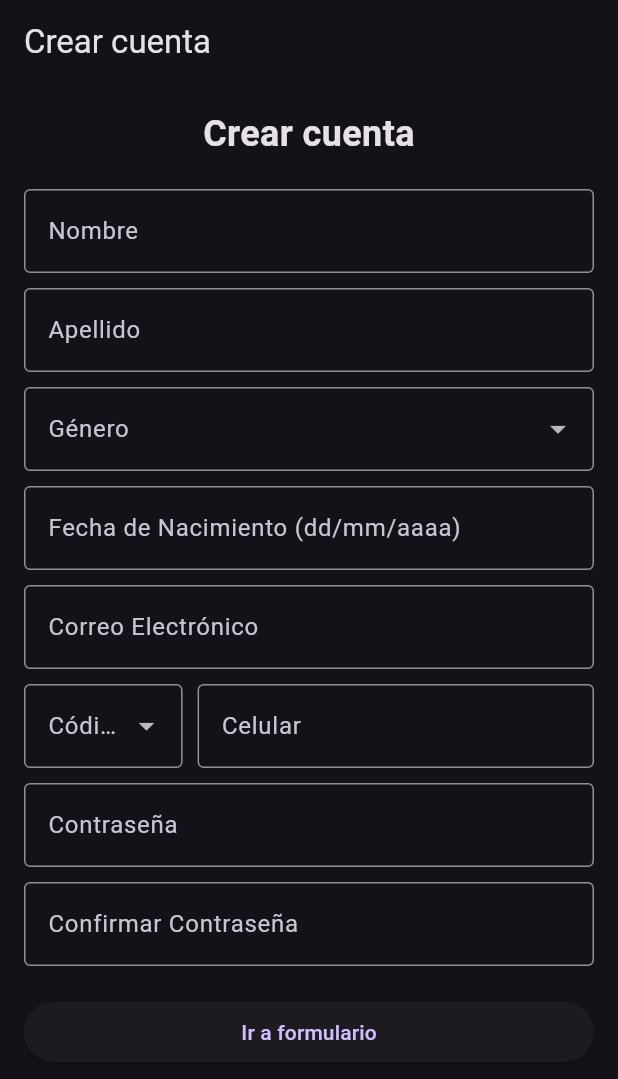
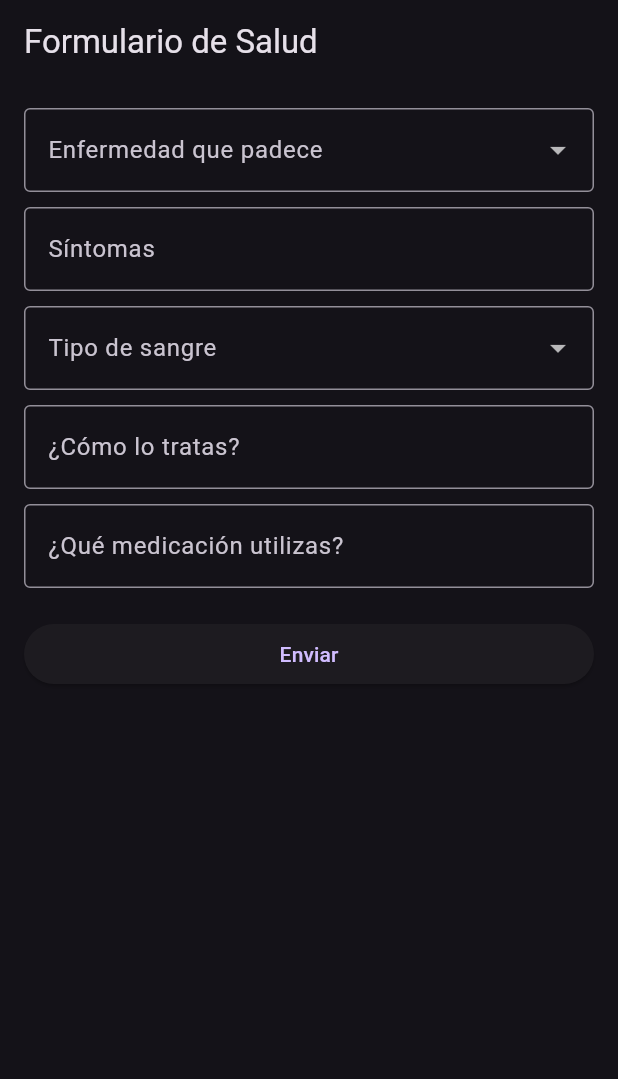
Before and after one commit to Aid-Code/PF-Medifest-Maid-Krasnov-Yedid-Jakubowicz, a Flutter app: the RegisterScreen screen opened by its route, after a tap on "Ir a formulario", on a phone screen of 412 x 824 dp. Shown: the top 1079 px of the screen. Run offline on Flutter 3.47's test engine with Material 3 defaults, Android fonts, the phone set to English and light mode, and no system bars; our stand-ins replace go_router.

Commit message:
formulariousuario

```diff
--- a/lib/core/app_router.dart
+++ b/lib/core/app_router.dart
@@ -6,6 +6,7 @@ import 'package:myapp/screen/home_screen.dart';
 import 'package:myapp/screen/login_screen.dart';
 import 'package:myapp/screen/registro_screen.dart';
 import 'package:myapp/screen/registrodoctor_screen.dart';
+import 'package:myapp/screen/formulariousuario_screen.dart';
 
 final appRouter = GoRouter(
   routes: [
@@ -34,5 +35,10 @@ final appRouter = GoRouter(
       path: '/registerDoc',
       builder: (context, state) => RegisterDocScreen(),
     ),
+    GoRoute(
+      name: FormularioScreen.name,
+      path: '/formulario',
+      builder: (context, state) => FormularioScreen(),
+    ),
   ],
 );
--- /dev/null
+++ b/lib/screen/formulariousuario_screen.dart
@@ -0,0 +1,105 @@
+import 'package:flutter/material.dart';
+
+class FormularioScreen extends StatefulWidget {
+  static const name = 'FormularioScreen';
+
+  @override
+  _FormularioScreenState createState() => _FormularioScreenState();
+}
+
+class _FormularioScreenState extends State<FormularioScreen> {
+  String? selectedEnfermedad;
+  String? selectedTipoSangre;
+
+  TextEditingController sintomasController = TextEditingController();
+  TextEditingController tratamientoController = TextEditingController();
+  TextEditingController medicacionController = TextEditingController();
+
+  final List<String> enfermedades = ['Enfermedad 1', 'Enfermedad 2', 'Enfermedad 3'];
+  final List<String> tiposSangre = ['A+', 'A-', 'B+', 'B-', 'AB+', 'AB-', 'O+', 'O-'];
+
+  @override
+  Widget build(BuildContext context) {
+    return Scaffold(
+      appBar: AppBar(
+        title: const Text('Formulario de Salud'),
+      ),
+      body: SingleChildScrollView(
+        padding: const EdgeInsets.all(16.0),
+        child: Column(
+          crossAxisAlignment: CrossAxisAlignment.stretch,
+          children: [
+            DropdownButtonFormField<String>(
+              value: selectedEnfermedad,
+              items: enfermedades.map((String enfermedad) {
+                return DropdownMenuItem<String>(
+                  value: enfermedad,
+                  child: Text(enfermedad),
+                );
+              }).toList(),
+              onChanged: (String? newValue) {
+                setState(() {
+                  selectedEnfermedad = newValue;
+                });
+              },
+              decoration: const InputDecoration(
+                labelText: 'Enfermedad que padece',
+                border: OutlineInputBorder(),
+              ),
+            ),
+            const SizedBox(height: 10),
+            TextField(
+              controller: sintomasController,
+              decoration: const InputDecoration(
+                labelText: 'Síntomas',
+                border: OutlineInputBorder(),
+              ),
+            ),
+            const SizedBox(height: 10),
+            DropdownButtonFormField<String>(
+              value: selectedTipoSangre,
+              items: tiposSangre.map((String tipo) {
+                return DropdownMenuItem<String>(
+                  value: tipo,
+                  child: Text(tipo),
+                );
+              }).toList(),
+              onChanged: (String? newValue) {
+                setState(() {
+                  selectedTipoSangre = newValue;
+                });
+              },
+              decoration: const InputDecoration(
+                labelText: 'Tipo de sangre',
+                border: OutlineInputBorder(),
+              ),
+            ),
+            const SizedBox(height: 10),
+            TextField(
+              controller: tratamientoController,
+              decoration: const InputDecoration(
+                labelText: '¿Cómo lo tratas?',
+                border: OutlineInputBorder(),
+              ),
+            ),
+            const SizedBox(height: 10),
+            TextField(
+              controller: medicacionController,
+              decoration: const InputDecoration(
+                labelText: '¿Qué medicación utilizas?',
+                border: OutlineInputBorder(),
+              ),
+            ),
+            const SizedBox(height: 20),
+            ElevatedButton(
+              onPressed: () {
+                // Lógica para manejar el envío del formulario
+              },
+              child: const Text('Enviar'),
+            ),
+          ],
+        ),
+      ),
+    );
+  }
+}
--- a/lib/screen/registro_screen.dart
+++ b/lib/screen/registro_screen.dart
@@ -1,4 +1,6 @@
 import 'package:flutter/material.dart';
+import 'package:go_router/go_router.dart';
+import 'package:myapp/screen/formulariousuario_screen.dart';
 
 class RegisterScreen extends StatefulWidget {
   static const name = 'RegisterScreen';
@@ -20,7 +22,7 @@ class _RegisterScreenState extends State<RegisterScreen> {
   String? selectedCountryCode;
 
   final List<String> genders = ['Masculino', 'Femenino', 'No binario', 'Otro'];
-  final List<String> countryCodes = ['+1', '+44', '+91', '+34']; // Puedes agregar más códigos de país aquí
+  final List<String> countryCodes = ['+1', '+44', '+91', '+34', '+54','+598','+56','+57','+51']; // Puedes agregar más códigos de país aquí
 
   String formatDate(DateTime date) {
     return '${date.day.toString().padLeft(2, '0')}/${date.month.toString().padLeft(2, '0')}/${date.year}';
@@ -165,7 +167,7 @@ class _RegisterScreenState extends State<RegisterScreen> {
             const SizedBox(height: 20),
             ElevatedButton(
               onPressed: () {
-                // Lógica para el botón "Ir a formulario"
+              context.goNamed(FormularioScreen.name);
               },
               child: const Text('Ir a formulario'),
             ),
--- a/lib/screen/registrodoctor_screen.dart
+++ b/lib/screen/registrodoctor_screen.dart
@@ -20,7 +20,7 @@ class _RegisterScreenState extends State<RegisterDocScreen> {
   String? selectedCountryCode;
 
   final List<String> genders = ['Masculino', 'Femenino', 'No binario', 'Otro'];
-  final List<String> countryCodes = ['+1', '+44', '+91', '+34']; // Puedes agregar más códigos de país aquí
+  final List<String> countryCodes = ['+1', '+44', '+91', '+34','+54','+598','+56','+51','+57']; // Puedes agregar más códigos de país aquí
 
   String formatDate(DateTime date) {
     return '${date.day.toString().padLeft(2, '0')}/${date.month.toString().padLeft(2, '0')}/${date.year}';
```
Also changed, not shown: .idx/integrations.json (added).
